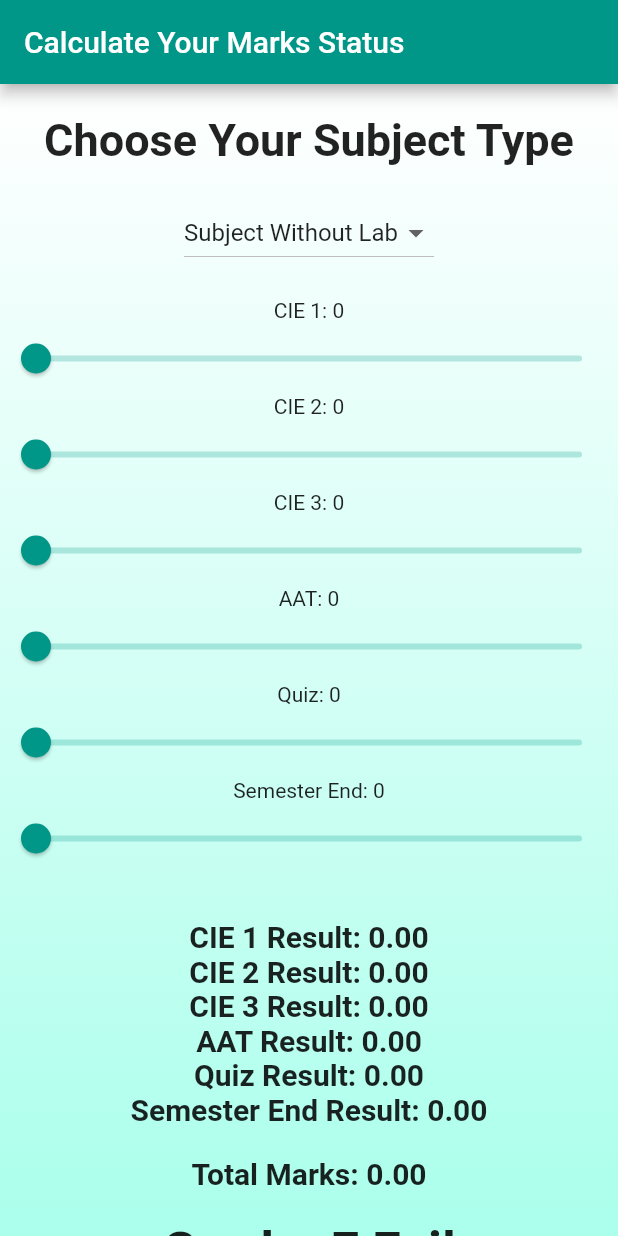
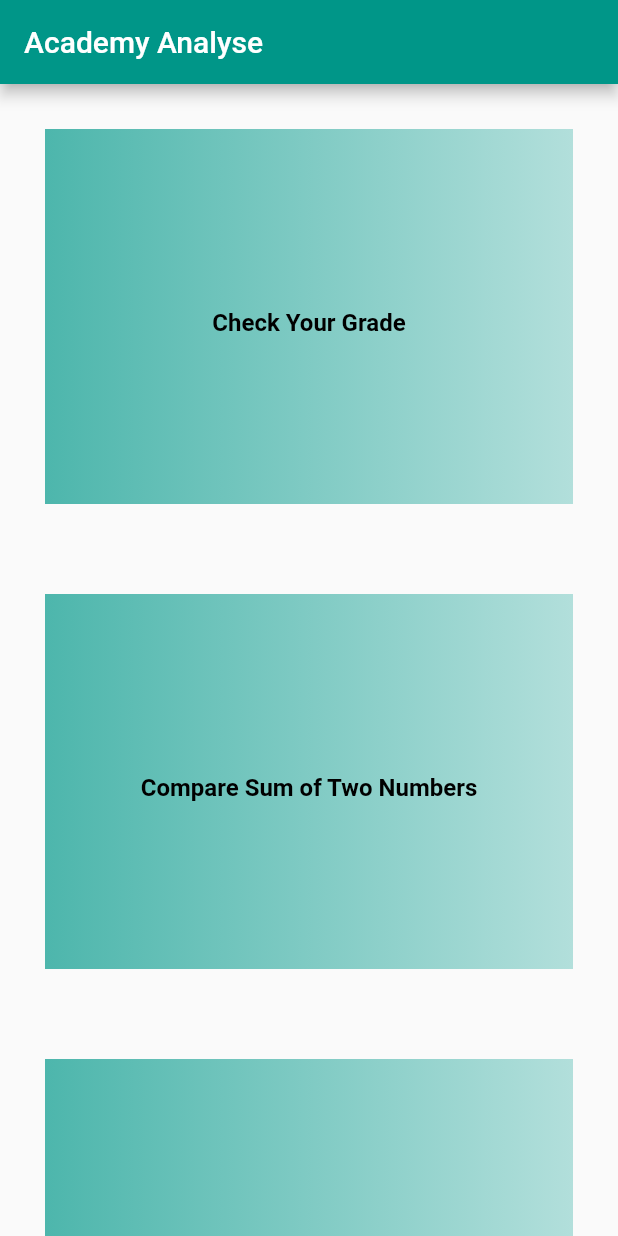
Before and after one commit to amitkumarsingh01/AcadApp, a Flutter app: the screen it shows after launch, on a phone screen of 412 x 824 dp. Run offline on Flutter 3.47's test engine with Material 2 defaults, Android fonts, the phone set to English and light mode, and no system bars.

Commit message:
initial commit

```diff
--- a/lib/main.dart
+++ b/lib/main.dart
@@ -1,245 +1,117 @@
 import 'package:flutter/material.dart';
+import 'grade.dart';
 
-void main() => runApp(MyApp());
+void main() {
+  runApp(MyApp());
+}
 
 class MyApp extends StatelessWidget {
   @override
   Widget build(BuildContext context) {
     return MaterialApp(
-      title: 'Calculate Your Marks Status',
-      theme: ThemeData(primarySwatch: Colors.teal),
-      home: SliderScreen(),
+      title: 'Academy Analyse',
+      theme: ThemeData(
+        primarySwatch: Colors.teal,
+      ),
+      home: MainPage(),
     );
   }
 }
 
-class SliderScreen extends StatefulWidget {
-  @override
-  _SliderScreenState createState() => _SliderScreenState();
-}
-
-class _SliderScreenState extends State<SliderScreen> {
-  double cie1Value = 0;
-  double cie2Value = 0;
-  double cie3Value = 0;
-  double aatValue = 0;
-  double quizValue = 0;
-  double labRecordValue = 0;
-  double internalLabExamValue = 0;
-  double semesterEndValue = 0;
-  String dropdownValue = 'Subject Without Lab';
-
+class MainPage extends StatelessWidget {
   @override
   Widget build(BuildContext context) {
-    double result1 = (cie1Value / 50) * (dropdownValue == 'Subject Without Lab' ? 10 : 6);
-    double result2 = (cie2Value / 50) * (dropdownValue == 'Subject Without Lab' ? 10 : 6);
-    double result3 = (cie3Value / 50) * (dropdownValue == 'Subject Without Lab' ? 10 : 6);
-    double result4 = (aatValue / 10) * (dropdownValue == 'Subject Without Lab' ? 10 : 6);
-    double result5 = (quizValue / 10) * (dropdownValue == 'Subject Without Lab' ? 10 : 6);
-    double result6 = (labRecordValue / 30) * 12;
-    double result7 = (internalLabExamValue / 50) * 8;
-    double result8 = (semesterEndValue / 100) * 50;
-
-    double totalMarks = result1 + result2 + result3 + result4 + result5 + result6 + result7 + result8;
-    double totalMarks2 = result1 + result2 + result3 + result4 + result5 + result8;
-
-    String grade = '';
-
-    if (totalMarks >= 90) {
-      grade = 'O Outstanding';
-    } else if (totalMarks >= 80) {
-      grade = 'A+ Excellent';
-    } else if (totalMarks >= 70) {
-      grade = 'A Very Good';
-    } else if (totalMarks >= 60) {
-      grade = 'B+ Good';
-    } else if (totalMarks >= 55) {
-      grade = 'B Above Average';
-    } else if (totalMarks >= 50) {
-      grade = 'C Average';
-    } else if (totalMarks >= 40) {
-      grade = 'P PASS';
-    } else {
-      grade = 'F Fail';
-    }
-
-    String grade2 = '';
-
-    if (totalMarks2 >= 90) {
-      grade2 = 'O Outstanding';
-    } else if (totalMarks2 >= 80) {
-      grade2 = 'A+ Excellent';
-    } else if (totalMarks2 >= 70) {
-      grade2 = 'A Very Good';
-    } else if (totalMarks2 >= 60) {
-      grade2 = 'B+ Good';
-    } else if (totalMarks2 >= 55) {
-      grade2 = 'B Above Average';
-    } else if (totalMarks2 >= 50) {
-      grade2 = 'C Average';
-    } else if (totalMarks2 >= 40) {
-      grade2 = 'P PASS';
-    } else {
-      grade2 = 'F Fail';
-    }
-
     return Scaffold(
       appBar: AppBar(
-        title: Text('Calculate Your Marks Status'),
+        title: Text('Academy Analyse'),
       ),
-      body: SingleChildScrollView(
+      body: ListView.builder(
+        padding: EdgeInsets.only(bottom: kBottomNavigationBarHeight),
+        itemCount: 3,
+        itemBuilder: (context, index) {
+          // final chapterNumber = index + 1;
+          // final chapterTitle = '$chapterNumber';
+          final chapterText = '${_getChapterText(index)}';
+          return GestureDetector(
+            onTap: () {
+              if (index == 0) {
+                Navigator.push(
+                  context,
+                  MaterialPageRoute(
+                    builder: (context) => SliderScreen(),
+                  ),
+                );
+              }
+              // else if (index == 1) {
+              //   Navigator.push(
+              //     context,
+              //     MaterialPageRoute(
+              //       builder: (context) => NumberComparisonGame(),
+              //     ),
+              //   );
+              // } else if (index == 2) {
+              //   Navigator.push(
+              //     context,
+              //     MaterialPageRoute(
+              //       builder: (context) => ColorPage(),
+              //     ),
+              //   );
+              // }
+            },
             child: Container(
+              margin: EdgeInsets.all(30),
               decoration: BoxDecoration(
                 gradient: LinearGradient(
-              begin: Alignment.topCenter,
-              end: Alignment.bottomCenter,
-              colors: [Colors.white, Colors.tealAccent.shade100],
+                  colors: [
+                    Colors.teal.shade300,
+                    // Colors.teal.shade200,
+                    // Colors.white,
+                    Colors.teal.shade100
+                  ],
                 ),
               ),
+              height: 250,
+              child: Center(
                 child: Column(
                   mainAxisAlignment: MainAxisAlignment.center,
                   children: [
-              SizedBox(height: 20),
-              Text('Choose Your Subject Type', style: TextStyle(fontSize: 30, fontWeight: FontWeight.bold)),
-              SizedBox(height: 20),
-              DropdownButton<String>(
-                value: dropdownValue,
-                onChanged: (value) {
-                  setState(() {
-                    dropdownValue = value!;
-                  });
-                },
-                items: [
-                  DropdownMenuItem(
-                    value: 'Subject Without Lab',
-                    child: Text('Subject Without Lab'),
+                    // Text(
+                    //   chapterTitle,
+                    //   style: TextStyle(
+                    //     fontSize: 20,
+                    //     fontWeight: FontWeight.bold,
+                    //     color: Colors.white,
+                    //   ),
+                    // ),
+                    SizedBox(height: 8),
+                    Text(
+                      chapterText,
+                      style: TextStyle(
+                        fontSize: 16,
+                        fontWeight: FontWeight.bold,
+                        color: Colors.black,
                       ),
-                  DropdownMenuItem(
-                    value: 'Subject With Lab',
-                    child: Text('Subject With Lab'),
                     ),
-                ],
-              ),
-              SizedBox(height: 20),
-              Text('CIE 1: ${cie1Value.toInt()}'),
-              Slider(
-                min: 0,
-                max: 50,
-                value: cie1Value,
-                onChanged: (value) {
-                  setState(() {
-                    cie1Value = value;
-                  });
-                },
-              ),
-              Text('CIE 2: ${cie2Value.toInt()}'),
-              Slider(
-                min: 0,
-                max: 50,
-                value: cie2Value,
-                onChanged: (value) {
-                  setState(() {
-                    cie2Value = value;
-                  });
-                },
-              ),
-              Text('CIE 3: ${cie3Value.toInt()}'),
-              Slider(
-                min: 0,
-                max: 50,
-                value: cie3Value,
-                onChanged: (value) {
-                  setState(() {
-                    cie3Value = value;
-                  });
-                },
-              ),
-              Text('AAT: ${aatValue.toInt()}'),
-              Slider(
-                min: 0,
-                max: 10,
-                value: aatValue,
-                onChanged: (value) {
-                  setState(() {
-                    aatValue = value;
-                  });
-                },
-              ),
-              Text('Quiz: ${quizValue.toInt()}'),
-              Slider(
-                min: 0,
-                max: 10,
-                value: quizValue,
-                onChanged: (value) {
-                  setState(() {
-                    quizValue = value;
-                  });
-                },
-              ),
-              if (dropdownValue == 'Subject With Lab') ...[
-                Text('Lab Record: ${labRecordValue.toInt()}'),
-                Slider(
-                  min: 0,
-                  max: 30,
-                  value: labRecordValue,
-                  onChanged: (value) {
-                    setState(() {
-                      labRecordValue = value;
-                    });
-                  },
-                ),
-                Text('Internal Lab Exam: ${internalLabExamValue.toInt()}'),
-                Slider(
-                  min: 0,
-                  max: 50,
-                  value: internalLabExamValue,
-                  onChanged: (value) {
-                    setState(() {
-                      internalLabExamValue = value;
-                    });
-                  },
-                ),
-              ],
-              Text('Semester End: ${semesterEndValue.toInt()}'),
-              Slider(
-                min: 0,
-                max: 100,
-                value: semesterEndValue,
-                onChanged: (value) {
-                  setState(() {
-                    semesterEndValue = value;
-                  });
-                },
-              ),
-              SizedBox(height: 30),
-              // Text('CIE 1 Result: ${result1.toStringAsFixed(2)}', style: TextStyle(fontSize: 20, fontWeight: FontWeight.bold)),
-              Text('CIE 1 Result: ${result1.toStringAsFixed(2)}', style: TextStyle(fontSize: 20, fontWeight: FontWeight.bold)),
-              Text('CIE 2 Result: ${result2.toStringAsFixed(2)}', style: TextStyle(fontSize: 20, fontWeight: FontWeight.bold)),
-              Text('CIE 3 Result: ${result3.toStringAsFixed(2)}', style: TextStyle(fontSize: 20, fontWeight: FontWeight.bold)),
-              Text('AAT Result: ${result4.toStringAsFixed(2)}', style: TextStyle(fontSize: 20, fontWeight: FontWeight.bold)),
-              Text('Quiz Result: ${result5.toStringAsFixed(2)}', style: TextStyle(fontSize: 20, fontWeight: FontWeight.bold)),
-              if (dropdownValue == 'Subject With Lab') ...[
-                Text('Lab Record Result: ${result6.toStringAsFixed(2)}', style: TextStyle(fontSize: 20, fontWeight: FontWeight.bold)),
-                Text('Internal Lab Exam Result: ${result7.toStringAsFixed(2)}', style: TextStyle(fontSize: 20, fontWeight: FontWeight.bold)),
-              ],
-              Text('Semester End Result: ${result8.toStringAsFixed(2)}', style: TextStyle(fontSize: 20, fontWeight: FontWeight.bold)),
-              SizedBox(height: 20),
-              if (dropdownValue == 'Subject With Lab') ...[
-                Text('Total Marks: ${totalMarks.toStringAsFixed(2)}', style: TextStyle(fontSize: 20, fontWeight: FontWeight.bold)),
-                SizedBox(height: 20),
-                Text('Grade: $grade', style: TextStyle(fontSize: 35, fontWeight: FontWeight.bold)),
-              ] else ...[
-                Text('Total Marks: ${totalMarks2.toStringAsFixed(2)}', style: TextStyle(fontSize: 20, fontWeight: FontWeight.bold)),
-                SizedBox(height: 20),
-                Text('Grade: $grade2', style: TextStyle(fontSize: 35, fontWeight: FontWeight.bold)),
-              ],
-              // SizedBox(height: 20),
-              // Text('Grade: $grade', style: TextStyle(fontSize: 35, fontWeight: FontWeight.bold)),
-
                   ],
                 ),
               ),
             ),
           );
+        },
+      ),
+    );
+  }
+
+  String _getChapterText(int index) {
+    switch (index) {
+      case 0:
+        return 'Check Your Grade';
+      case 1:
+        return 'Compare Sum of Two Numbers';
+      case 2:
+        return 'Find My Color';
+      default:
+        return '';
     }
   }
+}
--- a/pubspec.yaml
+++ b/pubspec.yaml
@@ -30,7 +30,7 @@ environment:
 dependencies:
   flutter:
     sdk: flutter
-
+  flutter_staggered_animations: ^1.1.1
   # The following adds the Cupertino Icons font to your application.
   # Use with the CupertinoIcons class for iOS style icons.
   cupertino_icons: ^1.0.2
```
Also changed, not shown: lib/grade.dart (+245 -0 lines), pubspec.lock. Lines whose indentation alone changed are shown as unchanged.
